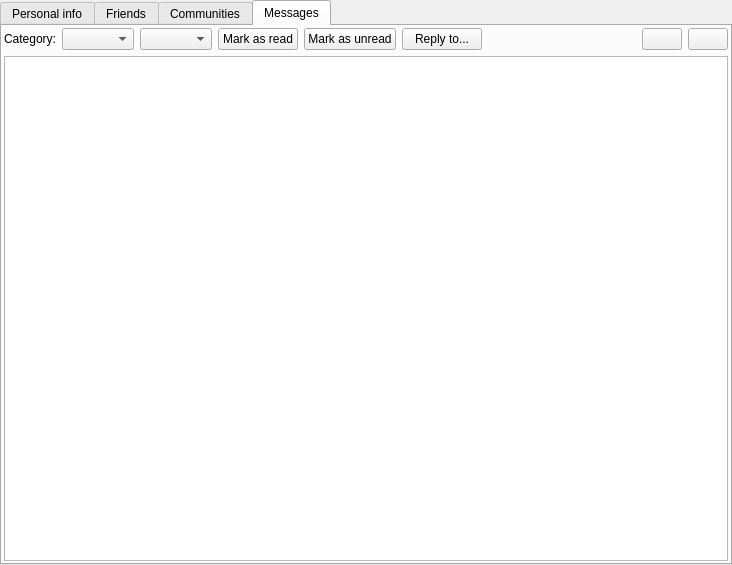
Qt form src/plugins/blogique/plugins/metida/profilewidget.ui (0xd34df00d/leechcraft) before a commit.
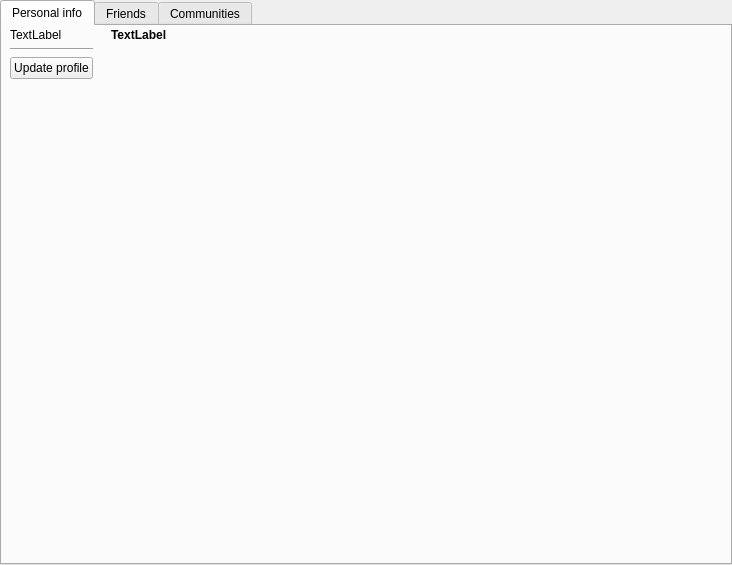
The same form after that commit.

Commit message: Blogique Metida: fix inbox notification behavior and begin work with recent comments

```diff
--- a/src/plugins/blogique/plugins/metida/profilewidget.ui
+++ b/src/plugins/blogique/plugins/metida/profilewidget.ui
@@ -20,7 +20,7 @@
    <item row="0" column="0">
     <widget class="QTabWidget" name="tabWidget">
      <property name="currentIndex">
-      <number>3</number>
+      <number>0</number>
      </property>
      <widget class="QWidget" name="tab">
       <attribute name="title">
@@ -229,95 +229,6 @@
        </item>
       </layout>
      </widget>
-     <widget class="QWidget" name="tab_4">
-      <attribute name="title">
-       <string>Messages</string>
-      </attribute>
-      <layout class="QGridLayout" name="gridLayout_5">
-       <property name="margin">
-        <number>2</number>
-       </property>
-       <item row="0" column="0">
-        <layout class="QHBoxLayout" name="horizontalLayout_2">
-         <item>
-          <layout class="QHBoxLayout" name="horizontalLayout">
-           <item>
-            <widget class="QLabel" name="label">
-             <property name="text">
-              <string>Category:</string>
-             </property>
-            </widget>
-           </item>
-           <item>
-            <widget class="QComboBox" name="Category_">
-             <property name="sizePolicy">
-              <sizepolicy hsizetype="Preferred" vsizetype="Fixed">
-               <horstretch>0</horstretch>
-               <verstretch>0</verstretch>
-              </sizepolicy>
-             </property>
-            </widget>
-           </item>
-           <item>
-            <widget class="QComboBox" name="FriendsUpdates_"/>
-           </item>
-          </layout>
-         </item>
-         <item>
-          <widget class="QPushButton" name="MarkRead_">
-           <property name="text">
-            <string>Mark as read</string>
-           </property>
-          </widget>
-         </item>
-         <item>
-          <widget class="QPushButton" name="MarkUnread_">
-           <property name="text">
-            <string>Mark as unread</string>
-           </property>
-          </widget>
-         </item>
-         <item>
-          <widget class="QPushButton" name="WriteReply_">
-           <property name="text">
-            <string>Reply to...</string>
-           </property>
-          </widget>
-         </item>
-         <item>
-          <spacer name="horizontalSpacer_2">
-           <property name="orientation">
-            <enum>Qt::Horizontal</enum>
-           </property>
-           <property name="sizeHint" stdset="0">
-            <size>
-             <width>40</width>
-             <height>20</height>
-            </size>
-           </property>
-          </spacer>
-         </item>
-         <item>
-          <widget class="QPushButton" name="Previous_">
-           <property name="text">
-            <string/>
-           </property>
-          </widget>
-         </item>
-         <item>
-          <widget class="QPushButton" name="Next_">
-           <property name="text">
-            <string/>
-           </property>
-          </widget>
-         </item>
-        </layout>
-       </item>
-       <item row="1" column="0">
-        <widget class="QTreeView" name="InboxView_"/>
-       </item>
-      </layout>
-     </widget>
     </widget>
    </item>
   </layout>
```
The commit also changes 14 other files.
